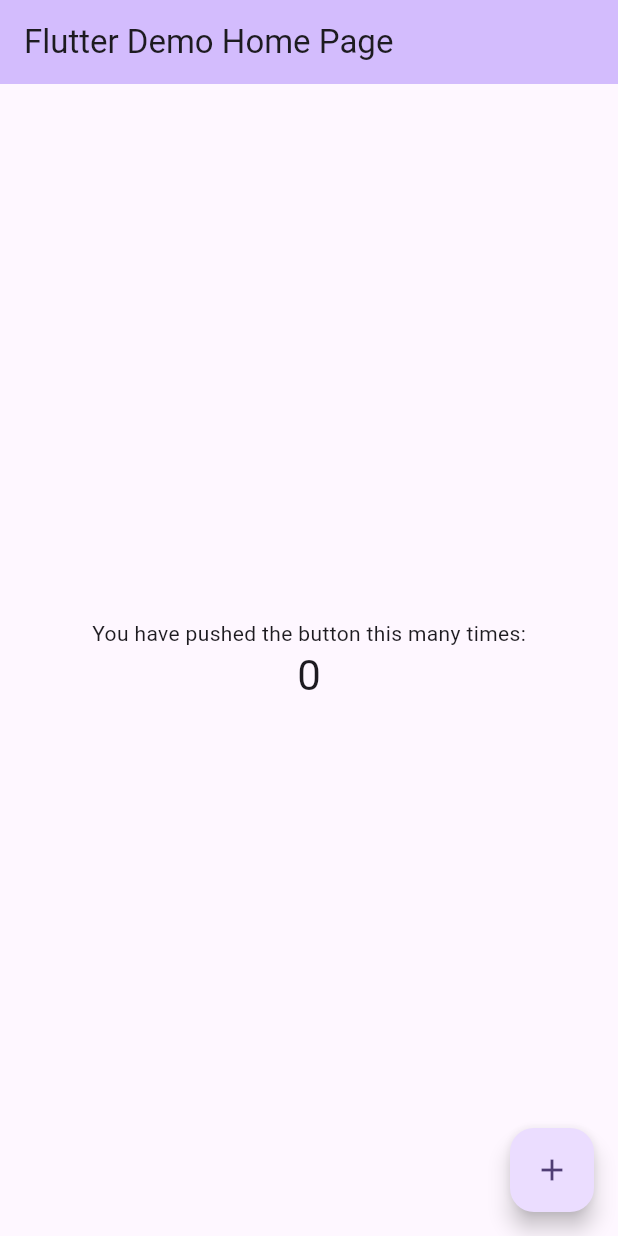
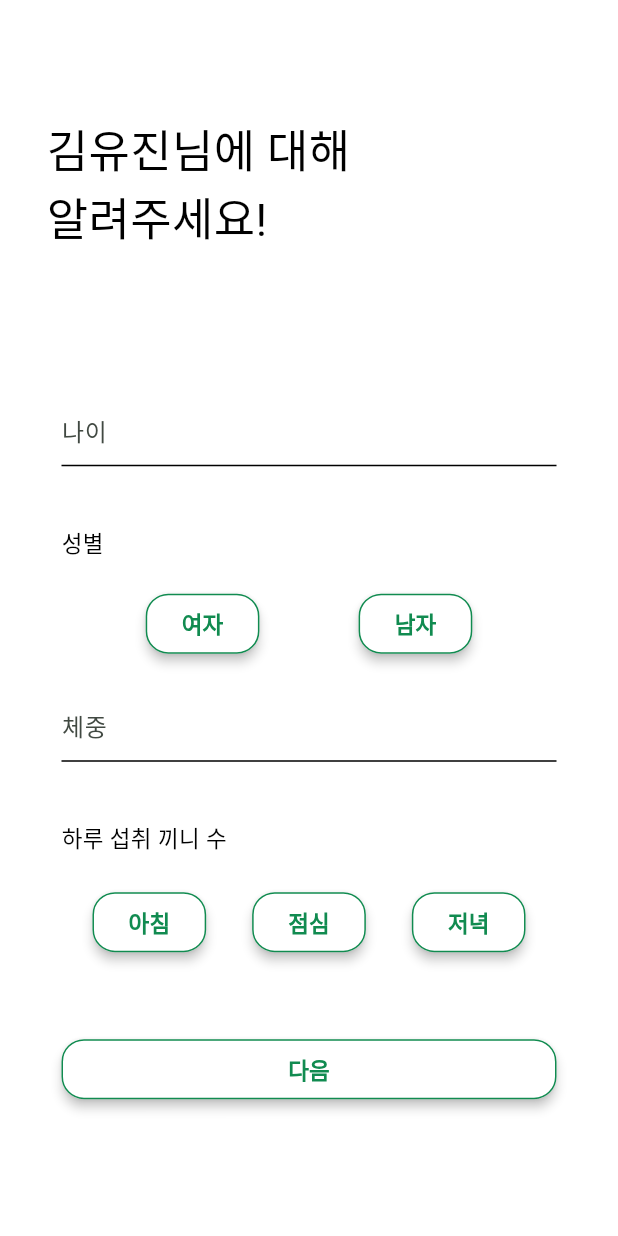
Before and after one commit to 25-1AlphaProject/Frontend, a Flutter app: the screen it shows after launch, on a phone screen of 412 x 824 dp. Run offline on Flutter 3.47's test engine with Material 3 defaults, Android fonts, the phone set to English and light mode, and no system bars; Roboto replaces fonts that are missing (PretendartVariable, yg-jalnan).

Commit message:
FEAT : Survey1

```diff
--- a/alpha_front/lib/main.dart
+++ b/alpha_front/lib/main.dart
@@ -1,52 +1,33 @@
+import 'package:alpha_front/survey/pre_survey.dart';
 import 'package:flutter/material.dart';
 
 void main() {
-  runApp(const MyApp());
+  runApp(CCBS());
 }
 
-class MyApp extends StatelessWidget {
-  const MyApp({super.key});
+class CCBS extends StatelessWidget {
+  const CCBS({super.key});
 
   // This widget is the root of your application.
   @override
   Widget build(BuildContext context) {
     return MaterialApp(
-      title: 'Flutter Demo',
+      title: '척척밥사',
+      debugShowCheckedModeBanner: false,
       theme: ThemeData(
-        // This is the theme of your application.
-        //
-        // TRY THIS: Try running your application with "flutter run". You'll see
-        // the application has a purple toolbar. Then, without quitting the app,
-        // try changing the seedColor in the colorScheme below to Colors.green
-        // and then invoke "hot reload" (save your changes or press the "hot
-        // reload" button in a Flutter-supported IDE, or press "r" if you used
-        // the command line to start the app).
-        //
-        // Notice that the counter didn't reset back to zero; the application
-        // state is not lost during the reload. To reset the state, use hot
-        // restart instead.
-        //
-        // This works for code too, not just values: Most code changes can be
-        // tested with just a hot reload.
-        colorScheme: ColorScheme.fromSeed(seedColor: Colors.deepPurple),
+        fontFamily: "yg-jalnan",
+        // Theme 설정
+        colorScheme: ColorScheme.fromSeed(seedColor: Color(0xff118B50)),
         useMaterial3: true,
       ),
-      home: const MyHomePage(title: 'Flutter Demo Home Page'),
+      // home: const MyHomePage(title: '척척밥사'),
+      home: Survey(),
     );
   }
 }
 
 class MyHomePage extends StatefulWidget {
   const MyHomePage({super.key, required this.title});
-
-  // This widget is the home page of your application. It is stateful, meaning
-  // that it has a State object (defined below) that contains fields that affect
-  // how it looks.
-
-  // This class is the configuration for the state. It holds the values (in this
-  // case the title) provided by the parent (in this case the App widget) and
-  // used by the build method of the State. Fields in a Widget subclass are
-  // always marked "final".
 
   final String title;
 
--- /dev/null
+++ b/alpha_front/lib/survey/pre_survey.dart
@@ -0,0 +1,291 @@
+import 'package:alpha_front/survey/pre_survey2.dart';
+import 'package:flutter/material.dart';
+
+class Survey extends StatefulWidget {
+  const Survey({super.key});
+
+  @override
+  State<Survey> createState() => _SurveyState();
+}
+
+class _SurveyState extends State<Survey> {
+  int selectedGender = 0;
+  List<int> selectedDish = [];
+  @override
+  Widget build(BuildContext context) {
+    return Scaffold(
+      body: Container(
+        padding: EdgeInsets.fromLTRB(31, 78, 31, 31),
+        width: double.infinity,
+        height: double.infinity,
+        decoration: BoxDecoration(color: Colors.white),
+        child: Column(
+          crossAxisAlignment: CrossAxisAlignment.start,
+          children: [
+            SizedBox(
+              height: MediaQuery.of(context).size.height * 0.2,
+              child: Align(
+                alignment: Alignment.topLeft,
+                child: Text(
+                  '김유진님에 대해 \n알려주세요!',
+                  style: TextStyle(
+                    color: Colors.black,
+                    fontFamily: 'yg-jalnan',
+                    fontSize: 30,
+                  ),
+                ),
+              ),
+            ),
+            Container(
+              margin: EdgeInsets.fromLTRB(10, 20, 10, 20),
+              child: TextField(
+                keyboardType : TextInputType.number,
+                decoration: InputDecoration(
+                  hintText: '나이',
+                  enabledBorder : UnderlineInputBorder(
+                    borderSide: BorderSide(color: Color(0xff000000),
+                    )
+                  ),
+                  focusedBorder: UnderlineInputBorder(
+                    borderSide: BorderSide(color: Color(0xff118B50),
+                    ),
+                  ),
+                ),
+              ),
+            ),
+
+            Container(
+              margin: EdgeInsets.fromLTRB(10, 20, 10, 20),
+              child: Text(
+                '성별',
+                style: TextStyle(
+                  color: Colors.black,
+                  fontFamily: 'yg-jalnan',
+                  fontSize: 15,
+                ),
+              ),
+            ),
+            Row(
+              mainAxisAlignment: MainAxisAlignment.spaceEvenly,
+              children: [
+                ElevatedButton(
+                  style: ElevatedButton.styleFrom(
+                    backgroundColor: selectedGender == 1 ? Color(0xff118B50) : Colors.white,
+                    shape : RoundedRectangleBorder(
+                      borderRadius: BorderRadius.circular(15),
+                    ),
+                    side: BorderSide(color: Color(0xff118B50), width: 1),
+                    elevation: 3,
+                  ),
+                  onPressed: () {
+                    setState(() {
+                      selectedGender = 1;
+                    });
+                  },
+                  child: Text(
+                    '여자',
+                    style: TextStyle(
+                      fontFamily: 'PretendartVariable',
+                      fontSize: 15,
+                      fontWeight: FontWeight.bold,
+                      color: selectedGender == 1 ? Colors.white : Color(0xff118B50),
+
+                    ),
+                  ),
+                ),
+                ElevatedButton(
+                  style: ElevatedButton.styleFrom(
+                    backgroundColor: selectedGender == 2 ? Color(0xff118B50) : Colors.white,
+                    shape : RoundedRectangleBorder(
+                      borderRadius: BorderRadius.circular(15),
+                    ),
+                    side: BorderSide(color: Color(0xff118B50), width: 1),
+                    elevation: 3,
+                  ),
+                  onPressed: () {
+                    setState(() {
+                      selectedGender = 2;
+                    });
+                  },
+                  child: Text(
+                    '남자',
+                    style: TextStyle(
+                      fontFamily: 'PretendartVariable',
+                      fontSize: 15,
+                      fontWeight: FontWeight.bold,
+                      color: selectedGender == 2 ? Colors.white : Color(0xff118B50),
+
+                    ),
+                  ),
+                ),
+                ],
+            ),
+            Container(
+              margin: EdgeInsets.fromLTRB(10, 20, 10, 20),
+              child: TextField(
+                keyboardType : TextInputType.number,
+                decoration: InputDecoration(
+                  hintText: '체중',
+                  enabledBorder : UnderlineInputBorder(
+                    borderSide: BorderSide(color: Color(0xff000000),
+                    )
+                  ),
+                  focusedBorder: UnderlineInputBorder(
+                    borderSide: BorderSide(color: Color(0xff118B50),
+                    ),
+                  ),
+                ),
+              ),
+            ),
+
+            Container(
+              margin: EdgeInsets.fromLTRB(10, 20, 10, 20),
+              child: Text(
+                '하루 섭취 끼니 수',
+                style: TextStyle(
+                  color: Colors.black,
+                  fontFamily: 'yg-jalnan',
+                  fontSize: 15,
+                ),
+              ),
+            ),
+            Row(
+              mainAxisAlignment: MainAxisAlignment.spaceEvenly,
+              children: [
+                ElevatedButton(
+                  style: ElevatedButton.styleFrom(
+                    backgroundColor: selectedDish.contains(1) ? Color(0xff118B50) : Colors.white,
+                    shape : RoundedRectangleBorder(
+                      borderRadius: BorderRadius.circular(15),
+                    ),
+                    side: BorderSide(color: Color(0xff118B50), width: 1),
+                    elevation: 3,
+                  ),
+                  onPressed: () {
+                    setState(() {
+                      if (selectedDish.contains(1)) {
+                        // 이미 선택된 상태이면 리스트에서 제거
+                        selectedDish.remove(1);
+                      } else {
+                        // 선택되지 않은 상태이면 리스트에 추가
+                        selectedDish.add(1);
+                      }
+                    });
+                  },
+                  child: Text(
+                    '아침',
+                    style: TextStyle(
+                      fontFamily: 'PretendartVariable',
+                      fontSize: 15,
+                      fontWeight: FontWeight.bold,
+                      color: selectedDish.contains(1) ? Colors.white : Color(0xff118B50),
+
+                    ),
+                  ),
+                ),
+                ElevatedButton(
+                  style: ElevatedButton.styleFrom(
+                    backgroundColor: selectedDish.contains(2)? Color(0xff118B50) : Colors.white,
+                    shape : RoundedRectangleBorder(
+                      borderRadius: BorderRadius.circular(15),
+                    ),
+                    side: BorderSide(color: Color(0xff118B50), width: 1),
+                    elevation: 3,
+                  ),
+                  onPressed: () {
+                    setState(() {
+                      if (selectedDish.contains(2)) {
+                        // 이미 선택된 상태이면 리스트에서 제거
+                        selectedDish.remove(2);
+                      } else {
+                        // 선택되지 않은 상태이면 리스트에 추가
+                        selectedDish.add(2);
+                      }
+                    });
+                  },
+                  child: Text(
+                    '점심',
+                    style: TextStyle(
+                      fontFamily: 'PretendartVariable',
+                      fontSize: 15,
+                      fontWeight: FontWeight.bold,
+                      color: selectedDish.contains(2) ? Colors.white : Color(0xff118B50),
+
+                    ),
+                  ),
+                ),
+                ElevatedButton(
+                      style: ElevatedButton.styleFrom(
+                        backgroundColor: selectedDish.contains(3) ? Color(0xff118B50) : Colors.white,
+                        shape : RoundedRectangleBorder(
+                          borderRadius: BorderRadius.circular(15),
+                        ),
+                        side: BorderSide(color: Color(0xff118B50), width: 1),
+                        elevation: 3,
+                      ),
+                      onPressed: () {
+                        setState(() {
+                          if (selectedDish.contains(3)) {
+                            // 이미 선택된 상태이면 리스트에서 제거
+                            selectedDish.remove(3);
+                          } else {
+                            // 선택되지 않은 상태이면 리스트에 추가
+                            selectedDish.add(3);
+                          }
+                        });
+                      },
+                      child: Text(
+                        '저녁',
+                        style: TextStyle(
+                          fontFamily: 'PretendartVariable',
+                          fontSize: 15,
+                          fontWeight: FontWeight.bold,
+                          color: selectedDish.contains(3) ? Colors.white : Color(0xff118B50),
+
+                        ),
+                      ),
+                    ),
+                ],
+            ),
+            Center(
+              child: Container(
+                padding: EdgeInsets.fromLTRB(10, 50, 10, 20),
+                width: double.infinity,
+                child: ElevatedButton(
+                  style: ElevatedButton.styleFrom(
+                    backgroundColor: Colors.white,
+                    shape : RoundedRectangleBorder(
+                      borderRadius: BorderRadius.circular(15),
+                    ),
+                    side: BorderSide(color: Color(0xff118B50), width: 1),
+                    elevation: 3,
+
+                  ),
+                  onPressed: () {
+                    Navigator.push(
+                      context,
+                      MaterialPageRoute(
+                        builder: (context) => PreSurvey2())
+                    );
+                  },
+                  child: Text(
+                    '다음',
+                      style: TextStyle(
+                      fontFamily: 'PretendartVariable',
+                      fontSize: 15,
+                      fontWeight: FontWeight.bold,
+                      color: Color(0xff118B50),
+
+                    ),
+                  ),
+                  ),
+              ),
+            ),
+          ],
+
+
+        ),
+      ),
+    );
+  }
+}
--- /dev/null
+++ b/alpha_front/lib/survey/pre_survey2.dart
@@ -0,0 +1,41 @@
+import 'package:flutter/material.dart';
+
+class PreSurvey2 extends StatefulWidget {
+  const PreSurvey2({super.key});
+
+  @override
+  State<PreSurvey2> createState() => _PreSurvey2State();
+}
+
+class _PreSurvey2State extends State<PreSurvey2> {
+  @override
+  Widget build(BuildContext context) {
+    return Scaffold(
+      body: Container(
+        padding: EdgeInsets.fromLTRB(31, 78, 31, 31),
+        width: double.infinity,
+        height: double.infinity,
+        decoration: BoxDecoration(color: Colors.white),
+        child: Column(
+          crossAxisAlignment: CrossAxisAlignment.start,
+          children: [
+            SizedBox(
+              height: MediaQuery.of(context).size.height * 0.2,
+              child: Align(
+                alignment: Alignment.topLeft,
+                child: Text(
+                  '앓고 계신 식품 관련 \n알레르기 질환이 있나요?',
+                  style: TextStyle(
+                    color: Colors.black,
+                    fontFamily: 'yg-jalnan',
+                    fontSize: 30,
+                  ),
+                ),
+              ),
+            ),
+          ]
+        )
+      )
+    );
+  }
+}
```
Also changed, not shown: alpha_front/pubspec.yaml (+10 -6 lines), 3 other files.
